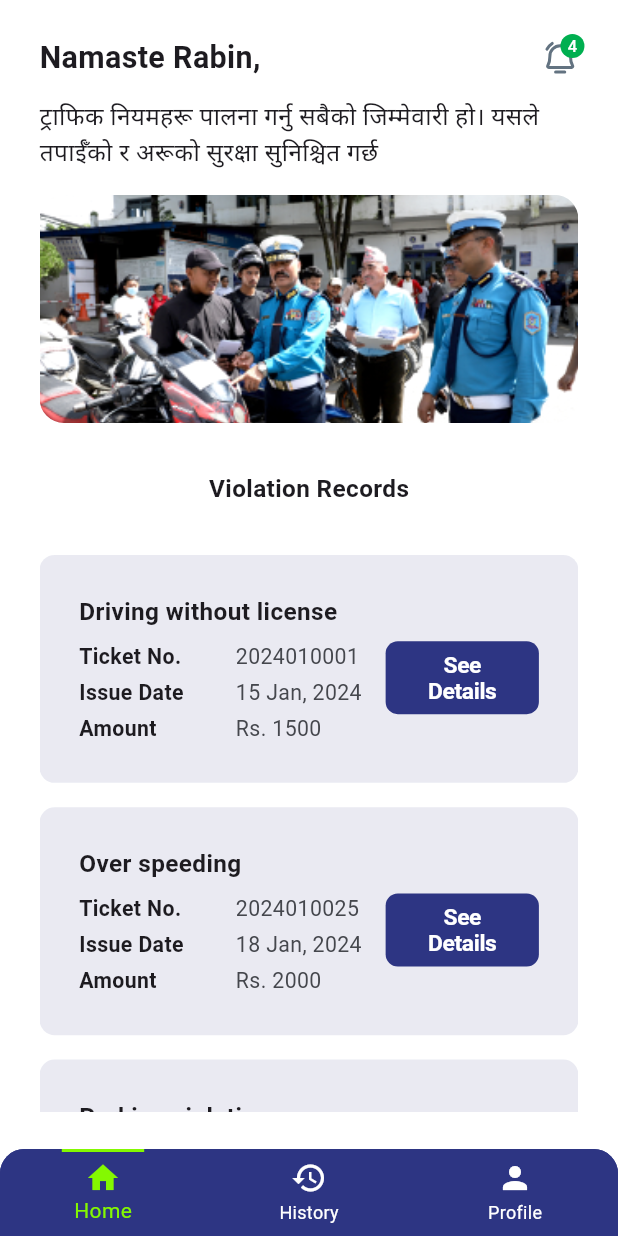
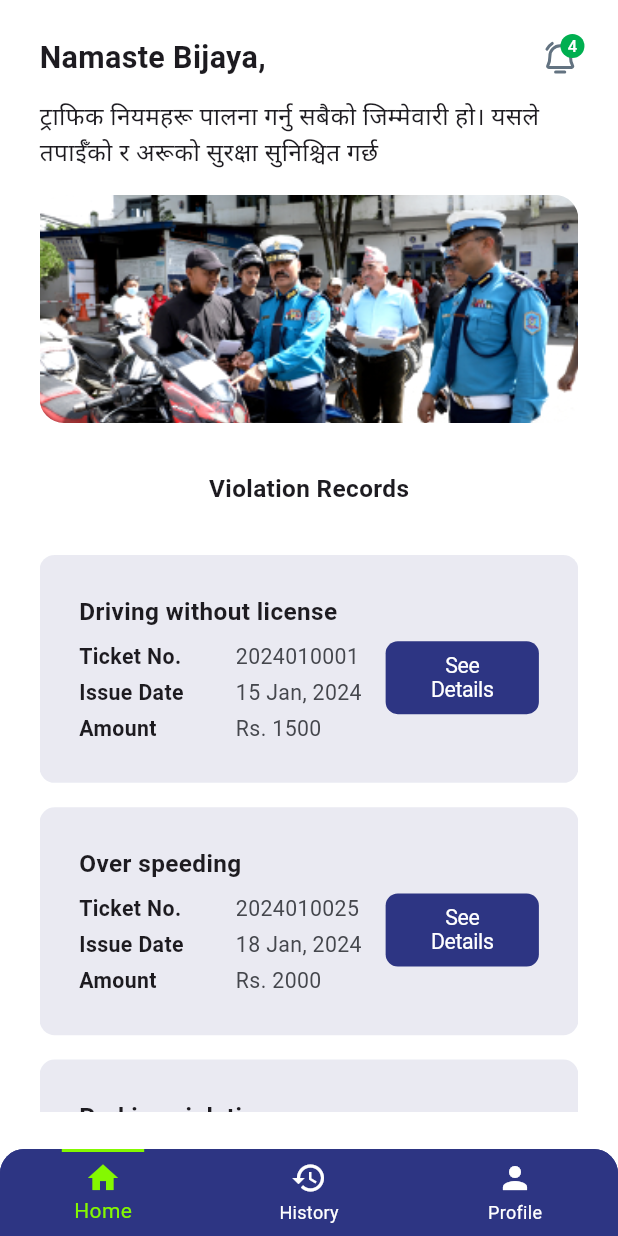
Before and after one commit to bijaya143/echallan-mobile, a Flutter app: the AuthUserDashboardBaseView screen opened by its route, on a phone screen of 412 x 824 dp. Run offline on Flutter 3.47's test engine with Material 3 defaults, Android fonts, the phone set to English and light mode, and no system bars; our stand-ins replace bloc, flutter_bloc, flutter_screenutil, flutter_svg, fluttertoast, formz and 2 more; missing offline and left inert: qr_code_scanner; Roboto replaces fonts that are missing (PublicSans-Regular).

Commit message:
Pixel overflow fixes

```diff
--- a/lib/feature/auth_user/auth_user_history/data/dummy/auth_user_historical_dummy_data.dart
+++ b/lib/feature/auth_user/auth_user_history/data/dummy/auth_user_historical_dummy_data.dart
@@ -56,7 +56,7 @@ final List<AuthUserHistoricalModel> authUserDisputedData = [
     title: 'No Helmet',
     ticketNumber: '1234567890',
     issueDate: '15 Jan, 2024',
-    status: 'Cancelled',
+    status: 'Canceled',
     amount: 'Rs 1000',
     licienceNumber: 'LIC123456',
     vehicleNumber: 'BA12PA3456',
--- a/lib/feature/auth_user/auth_user_home/view/auth_user_home_base_screen.dart
+++ b/lib/feature/auth_user/auth_user_home/view/auth_user_home_base_screen.dart
@@ -28,7 +28,7 @@ class _AuthUserHomeBaseScreenState extends State<AuthUserHomeBaseScreen> {
             mainAxisAlignment: MainAxisAlignment.spaceBetween,
             children: [
               Text(
-                'Namaste Rabin,',
+                'Namaste Bijaya,',
                 style: TextStyle(
                   fontSize: 20.sp,
                   fontWeight: FontWeight.w600,
--- a/lib/feature/auth_user/auth_user_profile/presentation/view/auth_user_profile_base_view.dart
+++ b/lib/feature/auth_user/auth_user_profile/presentation/view/auth_user_profile_base_view.dart
@@ -133,7 +133,7 @@ class _AuthUserProfileBaseViewState extends State<AuthUserProfileBaseView> {
                                 'licenseNumber':
                                     authUserProfileModel.licenseNumber,
                               }),
-                              size: 160.r,
+                              size: 158.r,
                             ),
                           ],
                         ),
--- a/lib/widgets/app_button.dart
+++ b/lib/widgets/app_button.dart
@@ -70,8 +70,8 @@ class AppButton extends StatelessWidget {
                 text,
                 style: textStyle ??
                     context.displayLarge.copyWith(
-                      fontWeight: FontWeight.w700,
-                      fontSize: 15.sp,
+                      fontWeight: FontWeight.w400,
+                      fontSize: 14.sp,
                       color: ColorConstants.backgroundColor,
                     ),
                 textAlign: textAlign ?? TextAlign.center,
```
